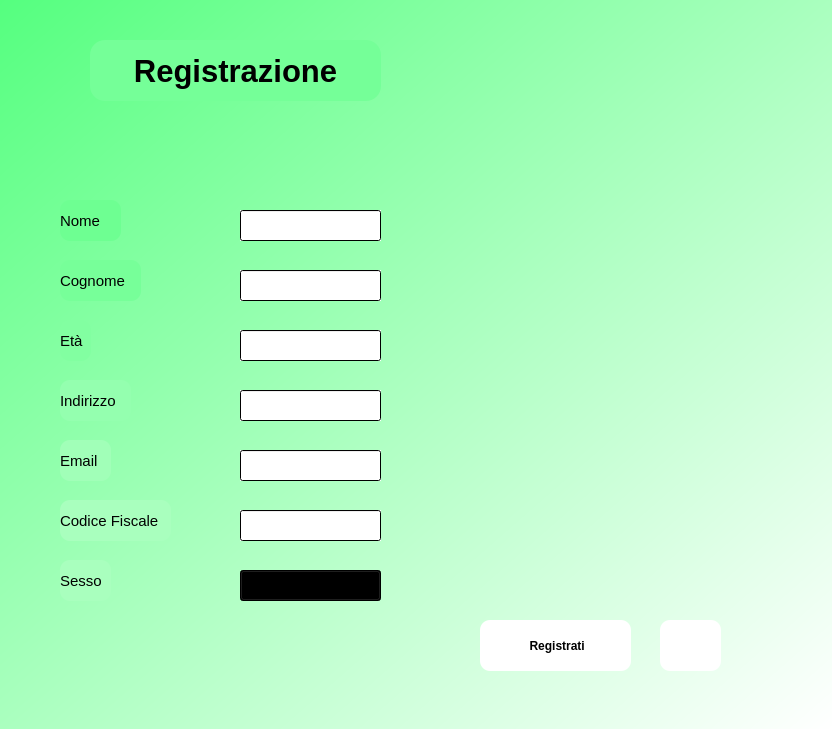
Qt form Mockup/registrazione.ui (MarcoSpina01/Farmacia) before a commit.
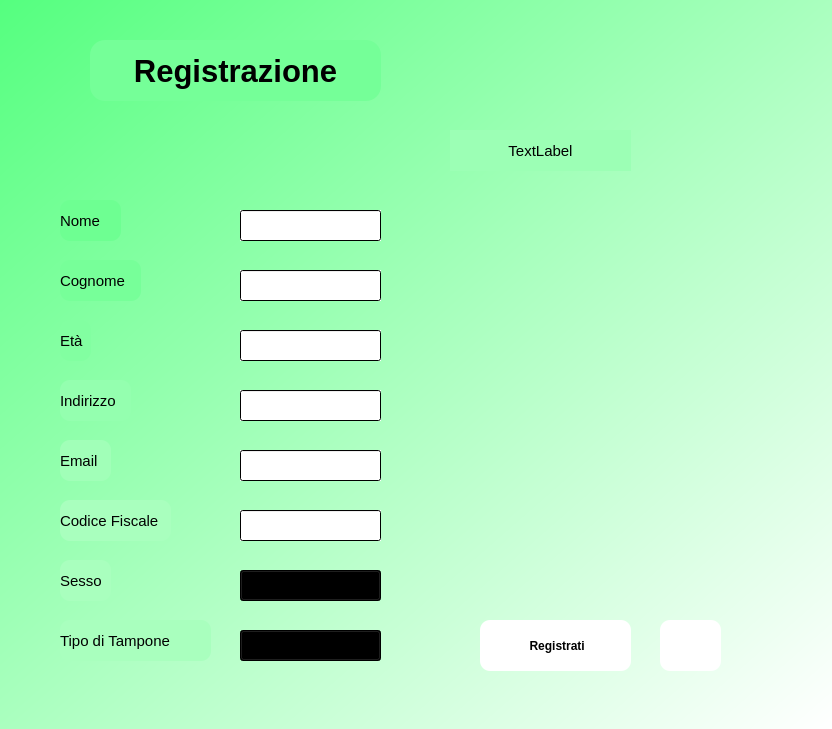
The same form after that commit. Icons and pictures are not drawn.

```diff
--- a/Mockup/registrazione.ui
+++ b/Mockup/registrazione.ui
@@ -379,6 +379,80 @@
     </property>
    </item>
   </widget>
+  <widget class="QLabel" name="label_9">
+   <property name="geometry">
+    <rect>
+     <x>60</x>
+     <y>620</y>
+     <width>151</width>
+     <height>41</height>
+    </rect>
+   </property>
+   <property name="font">
+    <font>
+     <pointsize>11</pointsize>
+    </font>
+   </property>
+   <property name="styleSheet">
+    <string notr="true">border-radius: 10px;
+background-color: qlineargradient(spread:pad, x1:0, y1:0, x2:1, y2:1, stop:1 rgba(169, 255, 190, 255));</string>
+   </property>
+   <property name="text">
+    <string>Tipo di Tampone</string>
+   </property>
+  </widget>
+  <widget class="QComboBox" name="sessocb_2">
+   <property name="geometry">
+    <rect>
+     <x>240</x>
+     <y>630</y>
+     <width>141</width>
+     <height>31</height>
+    </rect>
+   </property>
+   <property name="styleSheet">
+    <string notr="true">background-color: qlineargradient(spread:pad, x1:0, y1:0, x2:1, y2:1, stop:1 rgba(255, 255, 255, 255));</string>
+   </property>
+   <item>
+    <property name="text">
+     <string>...</string>
+    </property>
+   </item>
+   <item>
+    <property name="text">
+     <string>Molecolare</string>
+    </property>
+   </item>
+   <item>
+    <property name="text">
+     <string>Rapido</string>
+    </property>
+   </item>
+  </widget>
+  <widget class="QLabel" name="datalabel">
+   <property name="geometry">
+    <rect>
+     <x>450</x>
+     <y>130</y>
+     <width>181</width>
+     <height>41</height>
+    </rect>
+   </property>
+   <property name="font">
+    <font>
+     <pointsize>11</pointsize>
+    </font>
+   </property>
+   <property name="styleSheet">
+    <string notr="true">background-color: qlineargradient(spread:pad, x1:0, y1:0, x2:1, y2:1, stop:1 rgba(156, 255, 181, 255));</string>
+   </property>
+   <property name="text">
+    <string>TextLabel</string>
+   </property>
+   <property name="alignment">
+    <set>Qt::AlignCenter</set>
+   </property>
+  </widget>
  </widget>
  <resources>
   <include location="../resource.qrc"/>
```
